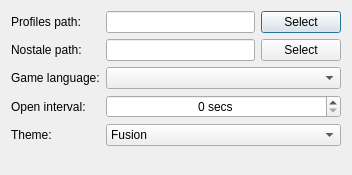
hatz2/GflessClient, file Launcher/src/gui/settingsdialog.ui: the form before one commit.
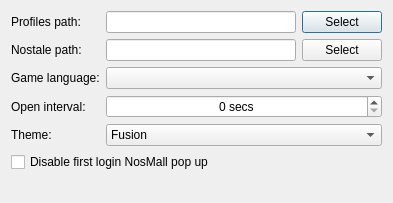
The form after the commit.

Commit message: Added disable nosmall on first launch option

```diff
--- a/Launcher/src/gui/settingsdialog.ui
+++ b/Launcher/src/gui/settingsdialog.ui
@@ -6,8 +6,8 @@
    <rect>
     <x>0</x>
     <y>0</y>
-    <width>352</width>
-    <height>175</height>
+    <width>393</width>
+    <height>203</height>
    </rect>
   </property>
   <property name="windowTitle">
@@ -135,6 +135,13 @@
      </item>
     </layout>
    </item>
+   <item>
+    <widget class="QCheckBox" name="disableNosmallChekcbox">
+     <property name="text">
+      <string>Disable first login NosMall pop up</string>
+     </property>
+    </widget>
+   </item>
    <item>
     <spacer name="verticalSpacer">
      <property name="orientation">
```
The commit also changes 3 other files.
